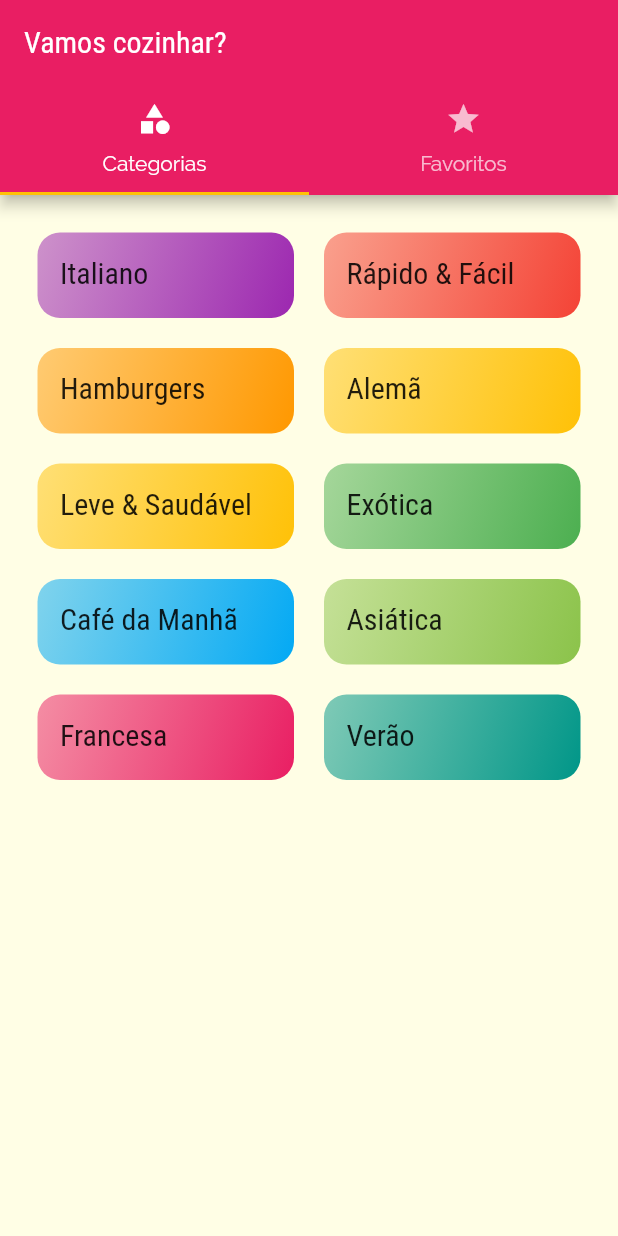
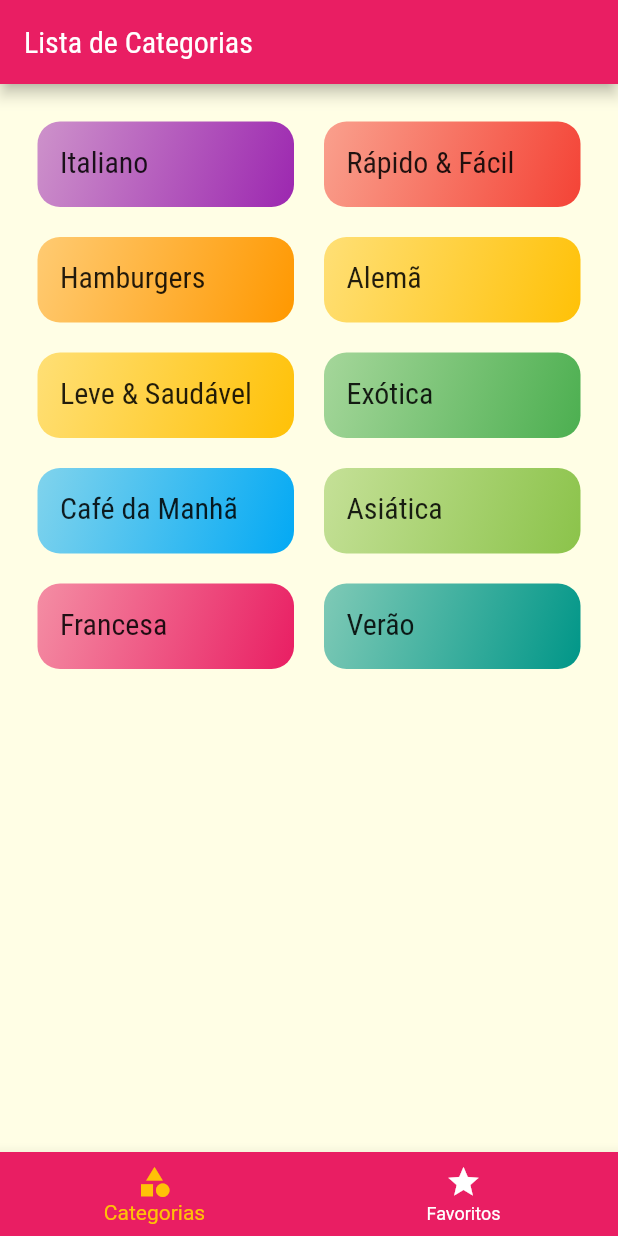
Before and after one commit to Edusu123/meals, a Flutter app: the screen it shows after launch, on a phone screen of 412 x 824 dp. Run offline on Flutter 3.47's test engine with Material 2 defaults, Android fonts, the phone set to English and light mode, and no system bars.

Commit message:
:art: adicionar TabBar na parte inferior

```diff
--- a/lib/screens/tabs_screen.dart
+++ b/lib/screens/tabs_screen.dart
@@ -3,36 +3,55 @@ import 'package:flutter/material.dart';
 import 'categories_screen.dart';
 import 'favorite_screen.dart';
 
-class TabsScreen extends StatelessWidget {
-  const TabsScreen({ Key? key }) : super(key: key);
+class TabsScreen extends StatefulWidget {
+  const TabsScreen({Key? key}) : super(key: key);
+
+  @override
+  State<TabsScreen> createState() => _TabsScreenState();
+}
+
+class _TabsScreenState extends State<TabsScreen> {
+  final List<String> _titles = [
+    'Lista de Categorias',
+    'Meus Favoritos',
+  ];
+  final List<Widget> _screens = [
+    CategoriesScreen(),
+    FavoriteScreen(),
+  ];
+
+  int _selectedScreenIndex = 0;
+
+  _selectScreen(int index) {
+    setState(() {
+      _selectedScreenIndex = index;
+    });
+  }
 
   @override
   Widget build(BuildContext context) {
-    return DefaultTabController(
-      child: Scaffold(
-        appBar: AppBar(
-          bottom: const TabBar(
-            tabs: [
-              Tab(
-                icon: Icon(Icons.category),
-                text: 'Categorias',
-                ),
-                Tab(
-                  icon: Icon(Icons.star),
-                  text: 'Favoritos',
-                )
-              ]
-            ),
-          title: const Text('Vamos cozinhar?')
-        ),
-        body: const TabBarView(
-          children: [
-            CategoriesScreen(),
-            FavoriteScreen()
-          ],
-        ),
+    return Scaffold(
+      appBar: AppBar(
+        title: Text(_titles[_selectedScreenIndex]),
       ),
-      length: 2,
+      body: _screens[_selectedScreenIndex],
+      bottomNavigationBar: BottomNavigationBar(
+        backgroundColor: Theme.of(context).primaryColor,
+        currentIndex: _selectedScreenIndex,
+        items: const [
+          BottomNavigationBarItem(
+            icon: Icon(Icons.category),
+            label: 'Categorias',
+          ),
+          BottomNavigationBarItem(
+            icon: Icon(Icons.star),
+            label: 'Favoritos',
+          ),
+        ],
+        onTap: _selectScreen,
+        selectedItemColor: Theme.of(context).accentColor,
+        unselectedItemColor: Colors.white,
+      ),
     );
   }
 }
```
